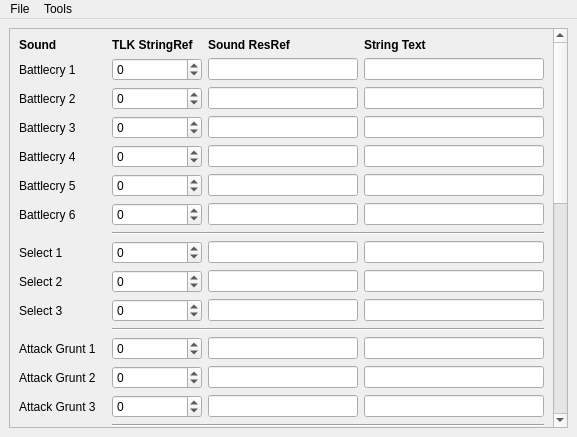
First picture: the form in Tools/HolocronToolset/src/ui/editors/ssf.ui, repository th3w1zard1/PyKotor, before the edit.
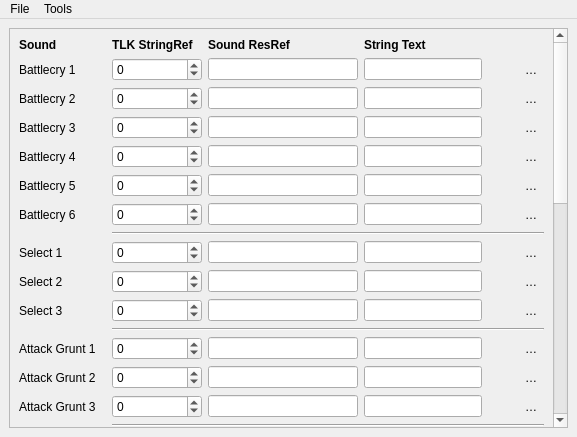
Second picture: the form after the edit.

Commit message: feat: add ssf sound playback and locator menu

Patch:
```diff
--- a/Tools/HolocronToolset/src/ui/editors/ssf.ui
+++ b/Tools/HolocronToolset/src/ui/editors/ssf.ui
@@ -152,6 +152,26 @@
             </property>
            </widget>
           </item>
+          <item>
+           <widget class="QToolButton" name="battlecry1PlayButton">
+            <property name="text">
+             <string/>
+            </property>
+            <property name="autoRaise">
+             <bool>true</bool>
+            </property>
+           </widget>
+          </item>
+          <item>
+           <widget class="QToolButton" name="battlecry1MoreButton">
+            <property name="text">
+             <string>…</string>
+            </property>
+            <property name="autoRaise">
+             <bool>true</bool>
+            </property>
+           </widget>
+          </item>
          </layout>
         </item>
         <item row="2" column="0">
@@ -220,6 +240,26 @@
             </property>
            </widget>
           </item>
+          <item>
+           <widget class="QToolButton" name="battlecry2PlayButton">
+            <property name="text">
+             <string/>
+            </property>
+            <property name="autoRaise">
+             <bool>true</bool>
+            </property>
+           </widget>
+          </item>
+          <item>
+           <widget class="QToolButton" name="battlecry2MoreButton">
+            <property name="text">
+             <string>…</string>
+            </property>
+            <property name="autoRaise">
+             <bool>true</bool>
+            </property>
+           </widget>
+          </item>
          </layout>
         </item>
         <item row="3" column="0">
@@ -288,6 +328,26 @@
             </property>
            </widget>
           </item>
+          <item>
+           <widget class="QToolButton" name="battlecry3PlayButton">
+            <property name="text">
+             <string/>
+            </property>
+            <property name="autoRaise">
+             <bool>true</bool>
+            </property>
+           </widget>
+          </item>
+          <item>
+           <widget class="QToolButton" name="battlecry3MoreButton">
+            <property name="text">
+             <string>…</string>
+            </property>
+            <property name="autoRaise">
+             <bool>true</bool>
+            </property>
+           </widget>
+          </item>
          </layout>
         </item>
         <item row="4" column="0">
@@ -356,6 +416,26 @@
             </property>
            </widget>
           </item>
+          <item>
+           <widget class="QToolButton" name="battlecry4PlayButton">
+            <property name="text">
+             <string/>
+            </property>
+            <property name="autoRaise">
+             <bool>true</bool>
+            </property>
+           </widget>
+          </item>
+          <item>
+           <widget class="QToolButton" name="battlecry4MoreButton">
+            <property name="text">
+             <string>…</string>
+            </property>
+            <property name="autoRaise">
+             <bool>true</bool>
+            </property>
+           </widget>
+          </item>
          </layout>
         </item>
         <item row="5" column="0">
@@ -424,6 +504,26 @@
             </property>
            </widget>
           </item>
+          <item>
+           <widget class="QToolButton" name="battlecry5PlayButton">
+            <property name="text">
+             <string/>
+            </property>
+            <property name="autoRaise">
+             <bool>true</bool>
+            </property>
+           </widget>
+          </item>
+          <item>
+           <widget class="QToolButton" name="battlecry5MoreButton">
+            <property name="text">
+             <string>…</string>
+            </property>
+            <property name="autoRaise">
+             <bool>true</bool>
+            </property>
+           </widget>
+          </item>
          </layout>
         </item>
         <item row="6" column="0">
@@ -492,6 +592,26 @@
             </property>
            </widget>
           </item>
+          <item>
+           <widget class="QToolButton" name="battlecry6PlayButton">
+            <property name="text">
+             <string/>
+            </property>
+            <property name="autoRaise">
+             <bool>true</bool>
+            </property>
+           </widget>
+          </item>
+          <item>
+           <widget class="QToolButton" name="battlecry6MoreButton">
+            <property name="text">
+             <string>…</string>
+            </property>
+            <property name="autoRaise">
+             <bool>true</bool>
+            </property>
+           </widget>
+          </item>
          </layout>
         </item>
         <item row="7" column="1">
@@ -567,6 +687,26 @@
             </property>
            </widget>
           </item>
+          <item>
+           <widget class="QToolButton" name="select1PlayButton">
+            <property name="text">
+             <string/>
+            </property>
+            <property name="autoRaise">
+             <bool>true</bool>
+            </property>
+           </widget>
+          </item>
+          <item>
+           <widget class="QToolButton" name="select1MoreButton">
+            <property name="text">
+             <string>…</string>
+            </property>
+            <property name="autoRaise">
+             <bool>true</bool>
+            </property>
+           </widget>
+          </item>
          </layout>
         </item>
         <item row="9" column="0">
@@ -635,6 +775,26 @@
             </property>
            </widget>
           </item>
+          <item>
+           <widget class="QToolButton" name="select2PlayButton">
+            <property name="text">
+             <string/>
+            </property>
+            <property name="autoRaise">
+             <bool>true</bool>
+            </property>
+           </widget>
+          </item>
+          <item>
+           <widget class="QToolButton" name="select2MoreButton">
+            <property name="text">
+             <string>…</string>
+            </property>
+            <property name="autoRaise">
+             <bool>true</bool>
+            </property>
+           </widget>
+          </item>
          </layout>
         </item>
         <item row="10" column="0">
@@ -703,6 +863,26 @@
             </property>
            </widget>
           </item>
+          <item>
+           <widget class="QToolButton" name="select3PlayButton">
+            <property name="text">
+             <string/>
+            </property>
+            <property name="autoRaise">
+             <bool>true</bool>
+            </property>
+           </widget>
+          </item>
+          <item>
+           <widget class="QToolButton" name="select3MoreButton">
+            <property name="text">
+             <string>…</string>
+            </property>
+            <property name="autoRaise">
+             <bool>true</bool>
+            </property>
+           </widget>
+          </item>
          </layout>
         </item>
         <item row="11" column="1">
@@ -778,6 +958,26 @@
             </property>
            </widget>
           </item>
+          <item>
+           <widget class="QToolButton" name="attack1PlayButton">
+            <property name="text">
+             <string/>
+            </property>
+            <property name="autoRaise">
+             <bool>true</bool>
+            </property>
+           </widget>
+          </item>
+          <item>
+           <widget class="QToolButton" name="attack1MoreButton">
+            <property name="text">
+             <string>…</string>
+            </property>
+            <property name="autoRaise">
+             <bool>true</bool>
+            </property>
+           </widget>
+          </item>
          </layout>
         </item>
         <item row="13" column="0">
@@ -846,6 +1046,26 @@
             </property>
            </widget>
           </item>
+          <item>
+           <widget class="QToolButton" name="attack2PlayButton">
+            <property name="text">
+             <string/>
+            </property>
+            <property name="autoRaise">
+             <bool>true</bool>
+            </property>
+           </widget>
+          </item>
+          <item>
+           <widget class="QToolButton" name="attack2MoreButton">
+            <property name="text">
+             <string>…</string>
+            </property>
+            <property name="autoRaise">
+             <bool>true</bool>
+            </property>
+           </widget>
+          </item>
          </layout>
         </item>
         <item row="14" column="0">
@@ -914,6 +1134,26 @@
             </property>
            </widget>
           </item>
+          <item>
+           <widget class="QToolButton" name="attack3PlayButton">
+            <property name="text">
+             <string/>
+            </property>
+            <property name="autoRaise">
+             <bool>true</bool>
+            </property>
+           </widget>
+          </item>
+          <item>
+           <widget class="QToolButton" name="attack3MoreButton">
+            <property name="text">
+             <string>…</string>
+            </property>
+            <property name="autoRaise">
+             <bool>true</bool>
+            </property>
+           </widget>
+          </item>
          </layout>
         </item>
         <item row="15" column="1">
```
Left out of the diff: 320 changed lines with no effect on the pictures. The commit also changes 2 other files.
